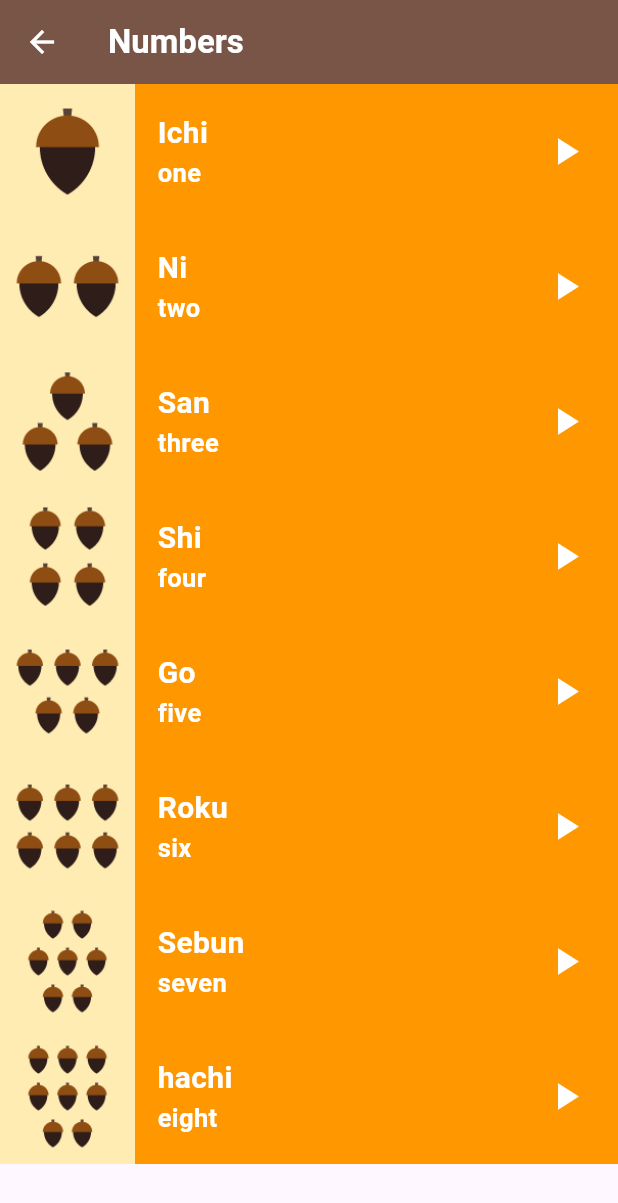
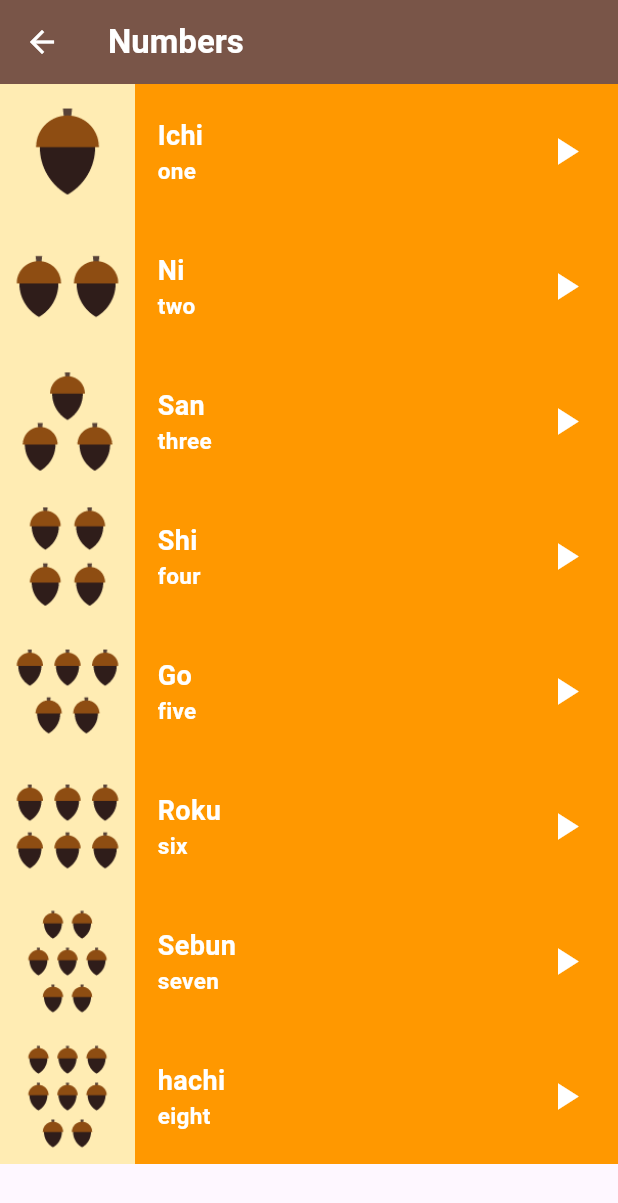
Before and after one commit to mo7ossam44/toku-app, a Flutter app: the NumbersPage screen opened directly, on a phone screen of 412 x 824 dp. Shown: the top 1203 px of the screen. Run offline on Flutter 3.47's test engine with Material 3 defaults, Android fonts, the light colour scheme and no system bars.

Commit message:
edit in item widget

```diff
--- a/lib/Components/item.dart
+++ b/lib/Components/item.dart
@@ -1,4 +1,5 @@
 import 'package:flutter/material.dart';
+import 'package:tuku/Components/shared_container.dart';
 import 'package:tuku/Models/Item_model.dart';
 
 class Item extends StatelessWidget {
@@ -17,39 +18,9 @@ class Item extends StatelessWidget {
         children: [
           Container(
             color: Colors.amber.shade100,
-            child: Image.asset(itemModel.image),
+            child: Image.asset(itemModel.image!),
           ),
-          Padding(
-            padding: const EdgeInsets.only(left: 15),
-            child: Column(
-              mainAxisAlignment: MainAxisAlignment.center,
-              crossAxisAlignment: CrossAxisAlignment.start,
-              children: [
-                Text(
-                  itemModel.jpName,
-                  style: TextStyle(
-                    color: Colors.white,
-                    fontWeight: FontWeight.bold,
-                    fontSize: 20,
-                  ),
-                ),
-                Text(
-                  itemModel.enName,
-                  style: TextStyle(
-                    color: Colors.white,
-                    fontWeight: FontWeight.bold,
-                    fontSize: 17,
-                  ),
-                ),
-              ],
-            ),
-          ),
-          Spacer(),
-          IconButton(
-            padding: EdgeInsets.only(right: 20),
-            onPressed: () {},
-            icon: Icon(Icons.play_arrow, size: 30, color: Colors.white),
-          ),
+          Expanded(child: SharedContainer(itemModel: itemModel, color: color)),
         ],
       ),
     );
```
